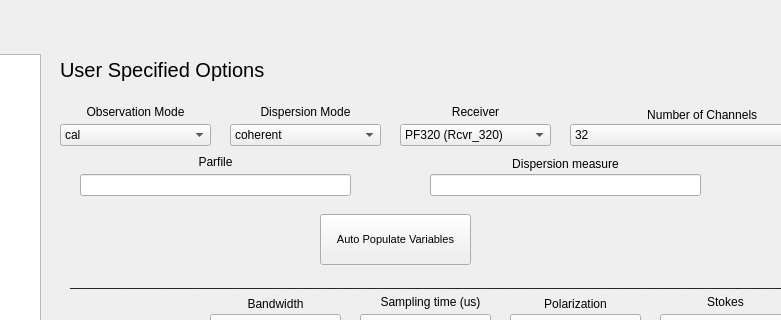
Before: the Qt Designer form VPM_Config_evan.ui in etsmit/VPMgui, drawn with Qt 5; both pictures show x 420 to 1201 and y 96 to 416 of the 1329 by 870 pixel window.
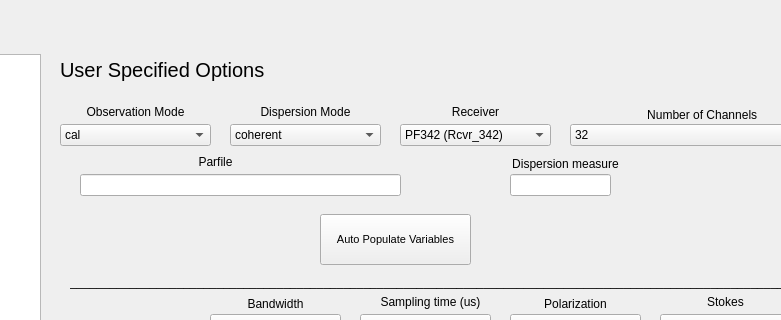
After: the same form once the commit is applied.

Commit message: Config_dict done

The edit to the form file:
```diff
--- a/VPM_Config_evan.ui
+++ b/VPM_Config_evan.ui
@@ -228,7 +228,7 @@
     </property>
     <item>
      <property name="text">
-      <string>PF320 (Rcvr_320)</string>
+      <string>PF342 (Rcvr_342)</string>
      </property>
     </item>
     <item>
@@ -315,7 +315,7 @@
      <rect>
       <x>500</x>
       <y>270</y>
-      <width>271</width>
+      <width>321</width>
       <height>22</height>
      </rect>
     </property>
@@ -684,9 +684,9 @@
    <widget class="QLineEdit" name="lineEdit">
     <property name="geometry">
      <rect>
-      <x>850</x>
+      <x>930</x>
       <y>270</y>
-      <width>271</width>
+      <width>101</width>
       <height>22</height>
      </rect>
     </property>
```
Left out of the diff: 2 changed lines with no effect on the pictures. The commit also changes 1 other file.
